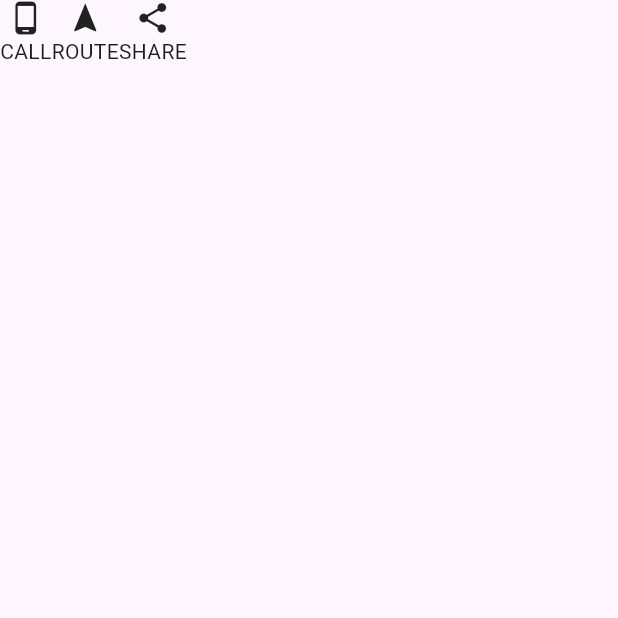
After one commit to PrasannaJung/first_flutter_app, a Flutter app: the screen it shows after launch, after a tap on "Dummy Screen", on a phone screen of 412 x 824 dp, the top half of it. The commit adds this screen. Run offline on Flutter 3.47's test engine with Material 3 defaults, Android fonts, the phone set to English and light mode, and no system bars.

Commit message:
Added a dummy tree screen

```diff
--- a/lib/screen/dashboard_screen.dart
+++ b/lib/screen/dashboard_screen.dart
@@ -1,4 +1,5 @@
 import 'package:first_app/screen/area_of_circle_screen.dart';
+import 'package:first_app/screen/dummy_screen.dart';
 import 'package:first_app/screen/simple_interest_screen.dart';
 import 'package:flutter/material.dart';
 
@@ -69,6 +70,17 @@ class DashboardScreen extends StatelessWidget {
               },
               child: const Text('Area of Circle'),
             ),
+            ElevatedButton(
+              onPressed: () {
+                Navigator.push(
+                  context,
+                  MaterialPageRoute(
+                    builder: (context) => const DummyScreen(),
+                  ),
+                );
+              },
+              child: const Text('Dummy Screen'),
+            ),
           ],
         ),
       ),
--- /dev/null
+++ b/lib/screen/dummy_screen.dart
@@ -0,0 +1,39 @@
+import 'package:flutter/material.dart';
+
+class DummyScreen extends StatelessWidget {
+  const DummyScreen({super.key});
+
+  @override
+  Widget build(BuildContext context) {
+    return  Scaffold(
+      body: Row(
+        children: [
+          Column(
+            children: [
+              Icon(Icons.phone_android),
+              SafeArea(child: Container(
+                child: Text("CALL"),
+              ),)
+            ],
+          ),
+          Column(
+            children: [
+              Icon(Icons.navigation),
+              SafeArea(child: Container(
+                child: Text("ROUTE"),
+              ),)
+            ],
+          ),
+          Column(
+            children: [
+              Icon(Icons.share),
+              SafeArea(child: Container(
+                child: Text("SHARE"),
+              ),)
+            ],
+          )
+        ],
+      ),
+    );
+  }
+}
```
